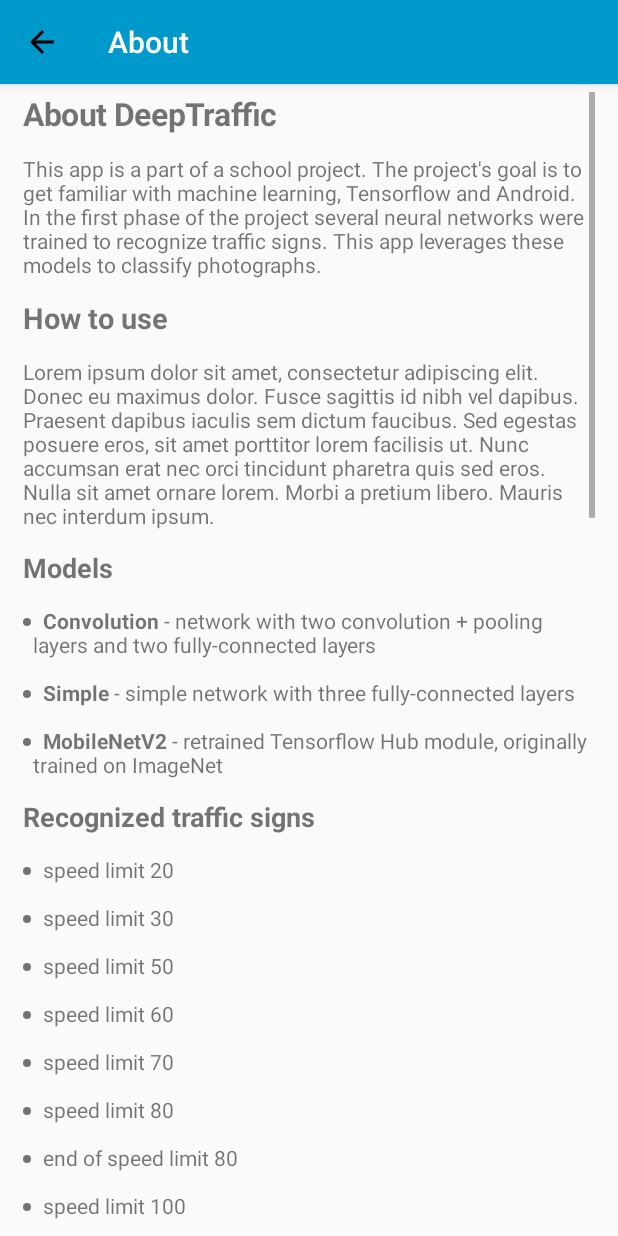
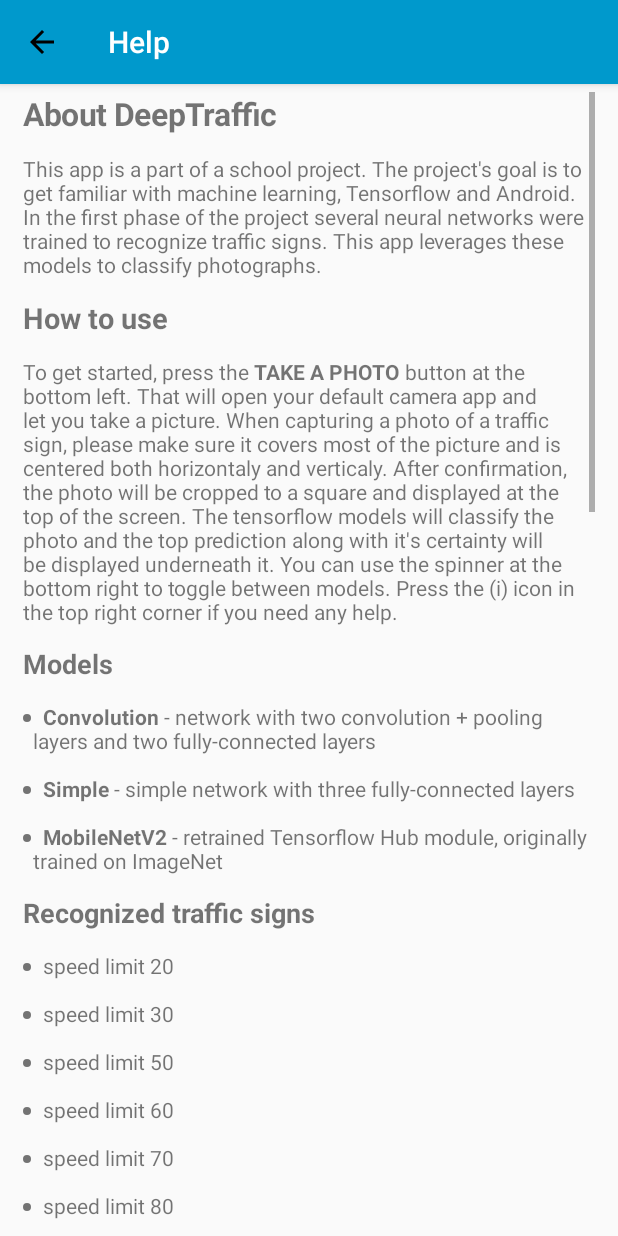
Before and after one commit to harmanea/DeepTraffic, an Android app: the InfoActivity screen opened directly, with no data from a screen before it, on a phone screen of 412 x 824 dp. Run offline under Robolectric (Android 15) with nearby library versions, the light colour scheme and no system bars.

Commit message:
Added more info text

```diff
--- a/Android/app/src/main/java/com/harmanec/adam/deeptraffic/InfoActivity.java
+++ b/Android/app/src/main/java/com/harmanec/adam/deeptraffic/InfoActivity.java
@@ -27,7 +27,7 @@
         // Enable up button
         assert ab != null;
         ab.setDisplayHomeAsUpEnabled(true);
-        ab.setTitle("About");
+        ab.setTitle("Help");
 
         // Set text
         TextView textView = findViewById(R.id.infoText);
--- a/Android/app/src/main/res/values/strings.xml
+++ b/Android/app/src/main/res/values/strings.xml
@@ -12,7 +12,7 @@
 to classify photographs.</p>
 <h2>How to use</h2>
 <p>
-Lorem ipsum dolor sit amet, consectetur adipiscing elit. Donec eu maximus dolor. Fusce sagittis id nibh vel dapibus. Praesent dapibus iaculis sem dictum faucibus. Sed egestas posuere eros, sit amet porttitor lorem facilisis ut. Nunc accumsan erat nec orci tincidunt pharetra quis sed eros. Nulla sit amet ornare lorem. Morbi a pretium libero. Mauris nec interdum ipsum.
+To get started, press the <b>TAKE A PHOTO</b> button at the bottom left. That will open your default camera app and let you take a picture. When capturing a photo of a traffic sign, please make sure it covers most of the picture and is centered both horizontaly and verticaly. After confirmation, the photo will be cropped to a square and displayed at the top of the screen. The tensorflow models will classify the photo and the top prediction along with it\'s certainty will be displayed underneath it. You can use the spinner at the bottom right to toggle between models. Press the (i) icon in the top right corner if you need any help.
 </p>
 <h3>Models</h3>
 <li>&nbsp;<b> Convolution </b> - network with two convolution + pooling layers and two fully-connected layers</li>
@@ -65,6 +65,7 @@
 <li>&nbsp; end of no passing by heavy vehicles</li>
 </ul>
 <br/><br/><br/><br/><br/>
-<div align="right"><i>Made by Adam Harmanec, 2018</i></div>]]>
+<i>Made by Adam Harmanec, 2018</i>
+]]>
     </string>
 </resources>
```
Lines whose indentation alone changed are shown as unchanged.
